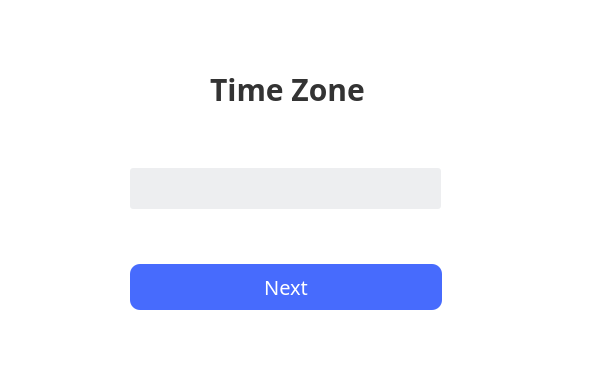
xiaoxiaodx/NVRPRO, file timezonesetting.ui: the form before one commit.
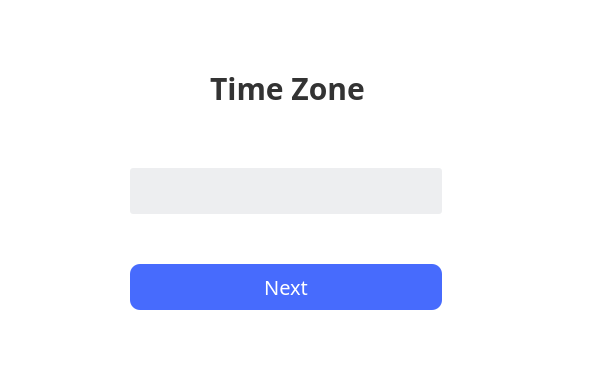
The form after the commit. Icons and pictures are not drawn.

Diff of the .ui file:
```diff
--- a/timezonesetting.ui
+++ b/timezonesetting.ui
@@ -47,8 +47,8 @@
     <rect>
      <x>130</x>
      <y>168</y>
-     <width>311</width>
-     <height>41</height>
+     <width>312</width>
+     <height>46</height>
     </rect>
    </property>
    <property name="styleSheet">
@@ -158,7 +158,7 @@
      <x>210</x>
      <y>70</y>
      <width>160</width>
-     <height>38</height>
+     <height>36</height>
     </rect>
    </property>
    <property name="sizePolicy">
```
Left out of the diff: 6 changed lines with no effect on the pictures.
